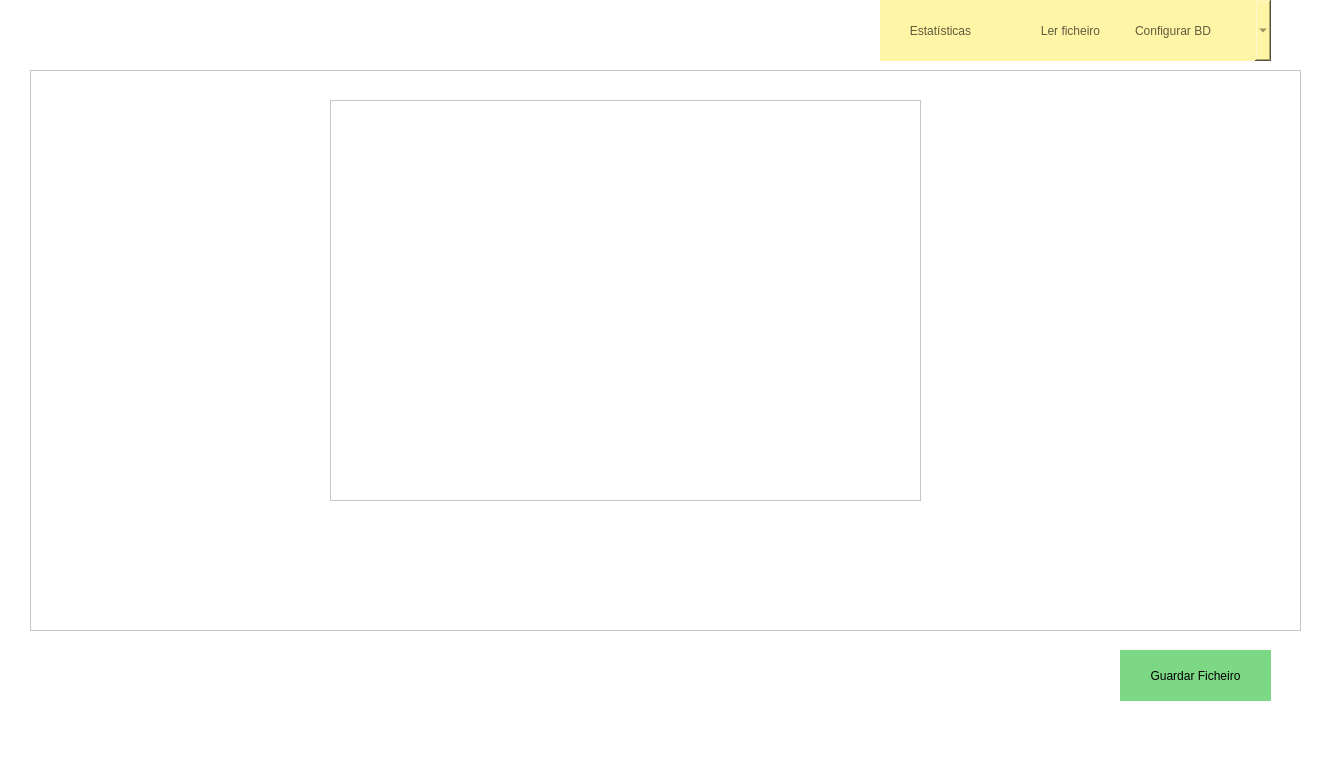
This is FSIPLeiria/mainwindow.ui in tatianascgil/Projeto_Informatico_Formula_Student_Barramento_CAN as Qt 5 draws it before an edit. The edited form follows.
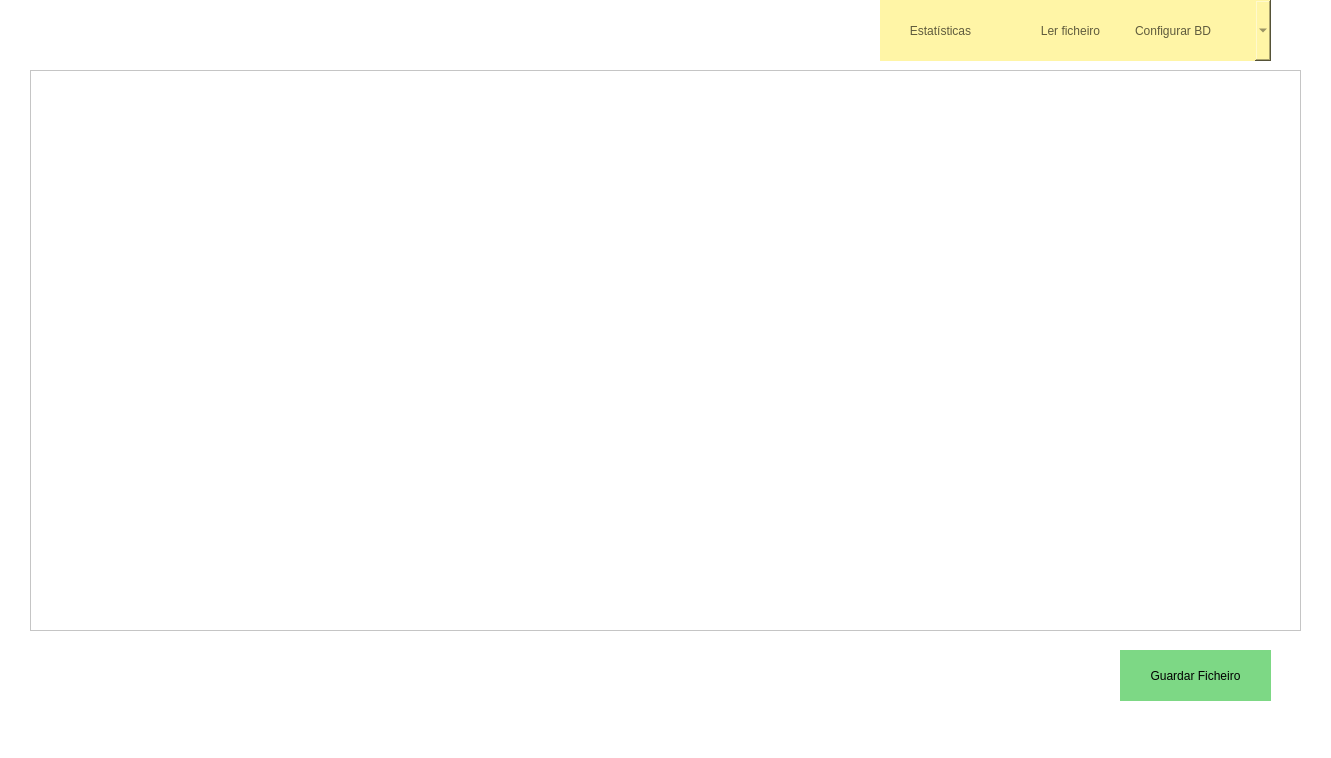
This is the edited form.

What changed in the file:
```diff
--- a/FSIPLeiria/mainwindow.ui
+++ b/FSIPLeiria/mainwindow.ui
@@ -179,22 +179,6 @@
      <string>Guardar Ficheiro</string>
     </property>
    </widget>
-   <widget class="QFrame" name="frame">
-    <property name="geometry">
-     <rect>
-      <x>330</x>
-      <y>100</y>
-      <width>591</width>
-      <height>401</height>
-     </rect>
-    </property>
-    <property name="frameShape">
-     <enum>QFrame::StyledPanel</enum>
-    </property>
-    <property name="frameShadow">
-     <enum>QFrame::Raised</enum>
-    </property>
-   </widget>
   </widget>
   <widget class="QMenuBar" name="menubar">
    <property name="geometry">
```
